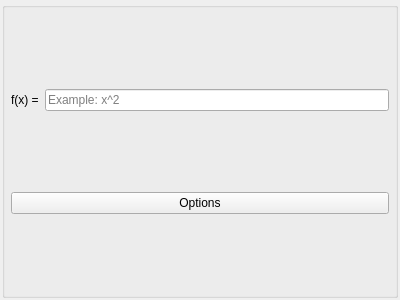
Qt form ui/functionview.ui (EsGeh/function-graph-explorer) before a commit.
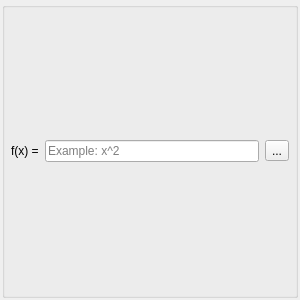
The same form after that commit.

Commit message: improve ui appeareance and layout

```diff
--- a/ui/functionview.ui
+++ b/ui/functionview.ui
@@ -6,16 +6,22 @@
    <rect>
     <x>0</x>
     <y>0</y>
-    <width>400</width>
+    <width>300</width>
     <height>300</height>
    </rect>
   </property>
   <property name="sizePolicy">
-   <sizepolicy hsizetype="Preferred" vsizetype="Fixed">
+   <sizepolicy hsizetype="Expanding" vsizetype="Preferred">
     <horstretch>0</horstretch>
     <verstretch>0</verstretch>
    </sizepolicy>
   </property>
+  <property name="minimumSize">
+   <size>
+    <width>300</width>
+    <height>300</height>
+   </size>
+  </property>
   <property name="windowTitle">
    <string>Form</string>
   </property>
@@ -23,6 +29,9 @@
    <property name="spacing">
     <number>2</number>
    </property>
+   <property name="sizeConstraint">
+    <enum>QLayout::SetDefaultConstraint</enum>
+   </property>
    <property name="leftMargin">
     <number>2</number>
    </property>
@@ -37,10 +46,25 @@
    </property>
    <item>
     <widget class="QGroupBox" name="groupBox">
+     <property name="enabled">
+      <bool>true</bool>
+     </property>
+     <property name="sizePolicy">
+      <sizepolicy hsizetype="Preferred" vsizetype="Preferred">
+       <horstretch>0</horstretch>
+       <verstretch>0</verstretch>
+      </sizepolicy>
+     </property>
      <property name="title">
       <string/>
      </property>
+     <property name="alignment">
+      <set>Qt::AlignLeading|Qt::AlignLeft|Qt::AlignTop</set>
+     </property>
      <layout class="QVBoxLayout" name="verticalLayout">
+      <property name="sizeConstraint">
+       <enum>QLayout::SetDefaultConstraint</enum>
+      </property>
       <property name="leftMargin">
        <number>6</number>
       </property>
@@ -54,7 +78,7 @@
        <number>6</number>
       </property>
       <item>
-       <layout class="QHBoxLayout" name="horizontalLayout">
+       <layout class="QHBoxLayout" name="horizontalLayout" stretch="0,0,0">
         <item>
          <widget class="QLabel" name="formulaLabel">
           <property name="text">
@@ -69,15 +93,15 @@
           </property>
          </widget>
         </item>
+        <item>
+         <widget class="QToolButton" name="optionsBtn">
+          <property name="text">
+           <string>...</string>
+          </property>
+         </widget>
+        </item>
        </layout>
       </item>
-      <item>
-       <widget class="QPushButton" name="optionsBtn">
-        <property name="text">
-         <string>Options</string>
-        </property>
-       </widget>
-      </item>
      </layout>
     </widget>
    </item>
```
The commit also changes 6 other files.
